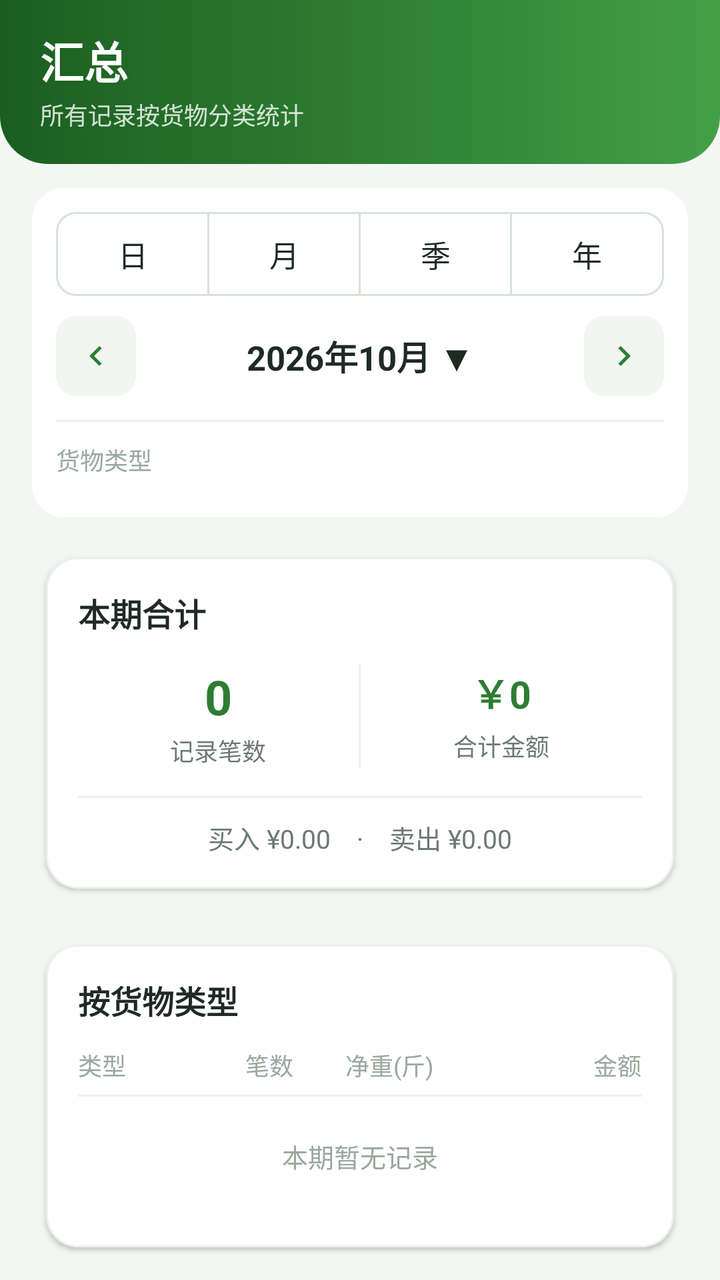
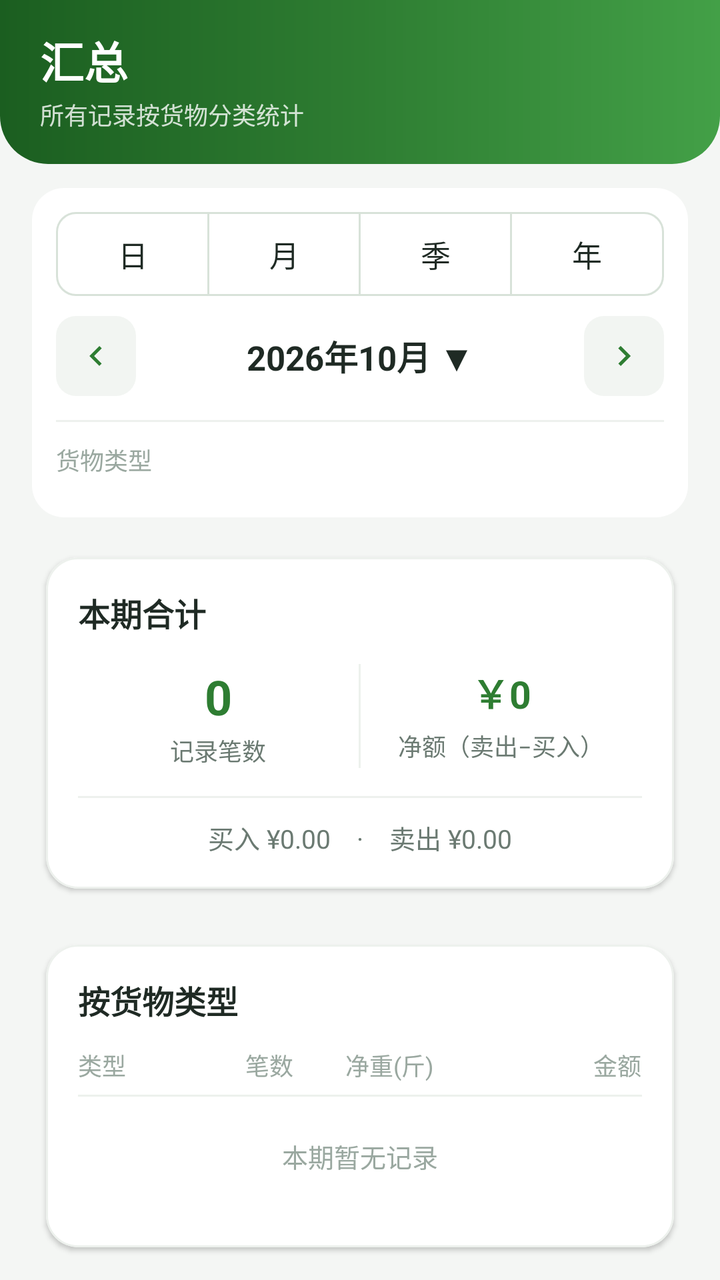

Screens rendered from an Android XML layout before and after an edit, with the pre-edit source and the edit as a unified diff.
<!-- AndroidManifest.xml: application theme Theme.FarmTrade -->
<!-- res/layout/fragment_chart.xml -->
<?xml version="1.0" encoding="utf-8"?>
<LinearLayout xmlns:android="http://schemas.android.com/apk/res/android"
    xmlns:app="http://schemas.android.com/apk/res-auto"
    android:layout_width="match_parent"
    android:layout_height="match_parent"
    android:orientation="vertical"
    android:background="@color/bg_page">

    
    <LinearLayout
        android:layout_width="match_parent"
        android:layout_height="wrap_content"
        android:background="@drawable/bg_header"
        android:paddingStart="20dp"
        android:paddingEnd="20dp"
        android:paddingTop="14dp"
        android:paddingBottom="16dp"
        android:orientation="horizontal"
        android:gravity="center_vertical">

        <LinearLayout
            android:layout_width="0dp"
            android:layout_height="wrap_content"
            android:layout_weight="1"
            android:orientation="vertical">

            <TextView
                android:layout_width="wrap_content"
                android:layout_height="wrap_content"
                android:text="汇总"
                android:textColor="@color/white"
                android:textSize="22sp"
                android:textStyle="bold" />

            <TextView
                android:layout_width="wrap_content"
                android:layout_height="wrap_content"
                android:text="所有记录按货物分类统计"
                android:textColor="#CCFFFFFF"
                android:textSize="12sp"
                android:layout_marginTop="2dp" />
        </LinearLayout>
    </LinearLayout>

    
    <LinearLayout
        android:layout_width="match_parent"
        android:layout_height="wrap_content"
        android:layout_marginStart="16dp"
        android:layout_marginEnd="16dp"
        android:layout_marginTop="12dp"
        android:orientation="vertical"
        android:background="@drawable/bg_card"
        android:padding="12dp">

        <com.google.android.material.button.MaterialButtonToggleGroup
            android:id="@+id/togglePeriod"
            android:layout_width="match_parent"
            android:layout_height="wrap_content"
            app:selectionRequired="true"
            app:singleSelection="true">
            <com.google.android.material.button.MaterialButton
                android:id="@+id/btnPeriodDay"
                style="@style/Widget.FarmTrade.Button.Toggle"
                android:layout_width="0dp"
                android:layout_height="42dp"
                android:layout_weight="1"
                android:text="日" />
            <com.google.android.material.button.MaterialButton
                android:id="@+id/btnPeriodMonth"
                style="@style/Widget.FarmTrade.Button.Toggle"
                android:layout_width="0dp"
                android:layout_height="42dp"
                android:layout_weight="1"
                android:text="月" />
            <com.google.android.material.button.MaterialButton
                android:id="@+id/btnPeriodQuarter"
                style="@style/Widget.FarmTrade.Button.Toggle"
                android:layout_width="0dp"
                android:layout_height="42dp"
                android:layout_weight="1"
                android:text="季" />
            <com.google.android.material.button.MaterialButton
                android:id="@+id/btnPeriodYear"
                style="@style/Widget.FarmTrade.Button.Toggle"
                android:layout_width="0dp"
                android:layout_height="42dp"
                android:layout_weight="1"
                android:text="年" />
        </com.google.android.material.button.MaterialButtonToggleGroup>

        <LinearLayout
            android:layout_width="match_parent"
            android:layout_height="wrap_content"
            android:orientation="horizontal"
            android:gravity="center_vertical"
            android:layout_marginTop="10dp">

            <ImageView
                android:id="@+id/btnPrev"
                android:layout_width="40dp"
                android:layout_height="40dp"
                android:padding="10dp"
                android:src="@drawable/ic_chevron_left"
                android:contentDescription="上一个"
                android:background="@drawable/bg_input"
                android:clickable="true"
                android:focusable="true"
                app:tint="@color/green_primary" />

            <TextView
                android:id="@+id/tvPeriodLabel"
                android:layout_width="0dp"
                android:layout_height="40dp"
                android:layout_weight="1"
                android:text="2026年10月 ▼"
                android:textColor="@color/text_primary"
                android:textSize="17sp"
                android:textStyle="bold"
                android:gravity="center"
                android:clickable="true"
                android:focusable="true"
                android:background="?attr/selectableItemBackground" />

            <ImageView
                android:id="@+id/btnNext"
                android:layout_width="40dp"
                android:layout_height="40dp"
                android:padding="10dp"
                android:src="@drawable/ic_chevron_right"
                android:contentDescription="下一个"
                android:background="@drawable/bg_input"
                android:clickable="true"
                android:focusable="true"
                app:tint="@color/green_primary" />
        </LinearLayout>

        
        <View
            android:layout_width="match_parent"
            android:layout_height="1dp"
            android:background="@color/divider"
            android:layout_marginTop="12dp"
            android:layout_marginBottom="10dp" />

        <TextView
            android:layout_width="wrap_content"
            android:layout_height="wrap_content"
            android:text="货物类型"
            android:textColor="@color/text_hint"
            android:textSize="12sp"
            android:layout_marginBottom="8dp" />

        <HorizontalScrollView
            android:layout_width="match_parent"
            android:layout_height="wrap_content"
            android:scrollbars="none">

            <com.google.android.material.chip.ChipGroup
                android:id="@+id/chipGroupTypeFilter"
                android:layout_width="wrap_content"
                android:layout_height="wrap_content"
                app:chipSpacingHorizontal="8dp"
                app:selectionRequired="true"
                app:singleSelection="true" />
        </HorizontalScrollView>
    </LinearLayout>

    <ScrollView
        android:layout_width="match_parent"
        android:layout_height="0dp"
        android:layout_weight="1"
        android:fillViewport="true"
        android:scrollbars="none">

        <LinearLayout
            android:layout_width="match_parent"
            android:layout_height="wrap_content"
            android:orientation="vertical"
            android:paddingStart="16dp"
            android:paddingEnd="16dp"
            android:paddingTop="12dp"
            android:paddingBottom="24dp">

            
            <com.google.android.material.card.MaterialCardView
                android:layout_width="match_parent"
                android:layout_height="wrap_content"
                android:layout_marginBottom="12dp"
                app:cardCornerRadius="@dimen/radius_m"
                app:cardElevation="1.5dp"
                app:strokeColor="@color/divider"
                app:strokeWidth="1dp">

                <LinearLayout
                    android:layout_width="match_parent"
                    android:layout_height="wrap_content"
                    android:orientation="vertical"
                    android:padding="16dp">

                    <TextView
                        android:layout_width="wrap_content"
                        android:layout_height="wrap_content"
                        android:text="本期合计"
                        android:textColor="@color/text_primary"
                        android:textSize="16sp"
                        android:textStyle="bold" />

                    <LinearLayout
                        android:layout_width="match_parent"
                        android:layout_height="wrap_content"
                        android:orientation="horizontal"
                        android:layout_marginTop="14dp"
                        android:weightSum="2">

                        <LinearLayout
                            android:layout_width="0dp"
                            android:layout_height="wrap_content"
                            android:layout_weight="1"
                            android:orientation="vertical"
                            android:gravity="center">

                            <TextView
                                android:id="@+id/tvStatCount"
                                android:layout_width="wrap_content"
                                android:layout_height="wrap_content"
                                android:text="0"
                                android:textColor="@color/green_primary"
                                android:textSize="24sp"
                                android:textStyle="bold" />

                            <TextView
                                android:layout_width="wrap_content"
                                android:layout_height="wrap_content"
                                android:text="记录笔数"
                                android:textColor="@color/text_secondary"
                                android:textSize="12sp"
                                android:layout_marginTop="2dp" />
                        </LinearLayout>

                        <View
                            android:layout_width="1dp"
                            android:layout_height="match_parent"
                            android:background="@color/divider" />

                        <LinearLayout
                            android:layout_width="0dp"
                            android:layout_height="wrap_content"
                            android:layout_weight="1"
                            android:orientation="vertical"
                            android:gravity="center">

                            <TextView
                                android:id="@+id/tvStatAmount"
                                android:layout_width="wrap_content"
                                android:layout_height="wrap_content"
                                android:text="￥0"
                                android:textColor="@color/green_primary"
                                android:textSize="19sp"
                                android:textStyle="bold"
                                android:maxLines="1" />

                            <TextView
                                android:layout_width="wrap_content"
                                android:layout_height="wrap_content"
                                android:text="合计金额"
                                android:textColor="@color/text_secondary"
                                android:textSize="12sp"
                                android:layout_marginTop="4dp" />
                        </LinearLayout>

                    </LinearLayout>

                    <View
                        android:layout_width="match_parent"
                        android:layout_height="1dp"
                        android:background="@color/divider"
                        android:layout_marginTop="14dp" />

                    <TextView
                        android:id="@+id/tvDirectionSplit"
                        android:layout_width="match_parent"
                        android:layout_height="wrap_content"
                        android:layout_marginTop="10dp"
                        android:text="买入 ¥0.00　·　卖出 ¥0.00"
                        android:textColor="@color/text_secondary"
                        android:textSize="13sp"
                        android:gravity="center" />
                </LinearLayout>
            </com.google.android.material.card.MaterialCardView>

            
            <com.google.android.material.card.MaterialCardView
                android:layout_width="match_parent"
                android:layout_height="wrap_content"
                android:layout_marginBottom="12dp"
                app:cardCornerRadius="@dimen/radius_m"
                app:cardElevation="1.5dp"
                app:strokeColor="@color/divider"
                app:strokeWidth="1dp">

                <LinearLayout
                    android:layout_width="match_parent"
                    android:layout_height="wrap_content"
                    android:orientation="vertical"
                    android:padding="16dp">

                    <TextView
                        android:layout_width="wrap_content"
                        android:layout_height="wrap_content"
                        android:text="按货物类型"
                        android:textColor="@color/text_primary"
                        android:textSize="16sp"
                        android:textStyle="bold" />

                    <LinearLayout
                        android:layout_width="match_parent"
                        android:layout_height="wrap_content"
                        android:orientation="horizontal"
                        android:layout_marginTop="12dp"
                        android:paddingBottom="6dp">

                        <TextView
                            android:layout_width="0dp"
                            android:layout_height="wrap_content"
                            android:layout_weight="1.0"
                            android:text="类型"
                            android:textColor="@color/text_hint"
                            android:textSize="12sp" />

                        <TextView
                            android:layout_width="0dp"
                            android:layout_height="wrap_content"
                            android:layout_weight="0.55"
                            android:text="笔数"
                            android:textColor="@color/text_hint"
                            android:textSize="12sp"
                            android:gravity="center" />

                        <TextView
                            android:layout_width="0dp"
                            android:layout_height="wrap_content"
                            android:layout_weight="1.05"
                            android:text="净重(斤)"
                            android:textColor="@color/text_hint"
                            android:textSize="12sp"
                            android:gravity="center" />

                        <TextView
                            android:layout_width="0dp"
                            android:layout_height="wrap_content"
                            android:layout_weight="1.15"
                            android:text="金额"
                            android:textColor="@color/text_hint"
                            android:textSize="12sp"
                            android:gravity="end" />
                    </LinearLayout>

                    <View
                        android:layout_width="match_parent"
                        android:layout_height="1dp"
                        android:background="@color/divider" />

                    <LinearLayout
                        android:id="@+id/llTypeRows"
                        android:layout_width="match_parent"
                        android:layout_height="wrap_content"
                        android:orientation="vertical" />

                    <TextView
                        android:id="@+id/tvTypeEmpty"
                        android:layout_width="match_parent"
                        android:layout_height="wrap_content"
                        android:text="本期暂无记录"
                        android:textColor="@color/text_hint"
                        android:textSize="13sp"
                        android:gravity="center"
                        android:paddingTop="20dp"
                        android:paddingBottom="20dp" />
                </LinearLayout>
            </com.google.android.material.card.MaterialCardView>

            
            <com.google.android.material.card.MaterialCardView
                android:layout_width="match_parent"
                android:layout_height="wrap_content"
                app:cardCornerRadius="@dimen/radius_m"
                app:cardElevation="1.5dp"
                app:strokeColor="@color/divider"
                app:strokeWidth="1dp">

                <LinearLayout
                    android:layout_width="match_parent"
                    android:layout_height="wrap_content"
                    android:orientation="vertical"
                    android:padding="16dp">

                    <TextView
                        android:layout_width="wrap_content"
                        android:layout_height="wrap_content"
                        android:text="按时间明细"
                        android:textColor="@color/text_primary"
                        android:textSize="16sp"
                        android:textStyle="bold" />

                    <LinearLayout
                        android:layout_width="match_parent"
                        android:layout_height="wrap_content"
                        android:orientation="horizontal"
                        android:layout_marginTop="12dp"
                        android:paddingBottom="6dp">

                        <TextView
                            android:layout_width="0dp"
                            android:layout_height="wrap_content"
                            android:layout_weight="1.3"
                            android:text="时间"
                            android:textColor="@color/text_hint"
                            android:textSize="12sp" />

                        <TextView
                            android:layout_width="0dp"
                            android:layout_height="wrap_content"
                            android:layout_weight="0.7"
                            android:text="笔数"
                            android:textColor="@color/text_hint"
                            android:textSize="12sp"
                            android:gravity="center" />

                        <TextView
                            android:layout_width="0dp"
                            android:layout_height="wrap_content"
                            android:layout_weight="1.2"
                            android:text="金额"
                            android:textColor="@color/text_hint"
                            android:textSize="12sp"
                            android:gravity="end" />
                    </LinearLayout>

                    <View
                        android:layout_width="match_parent"
                        android:layout_height="1dp"
                        android:background="@color/divider" />

                    <LinearLayout
                        android:id="@+id/llPeriodRows"
                        android:layout_width="match_parent"
                        android:layout_height="wrap_content"
                        android:orientation="vertical" />

                    <TextView
                        android:id="@+id/tvPeriodEmpty"
                        android:layout_width="match_parent"
                        android:layout_height="wrap_content"
                        android:text="本期暂无记录"
                        android:textColor="@color/text_hint"
                        android:textSize="13sp"
                        android:gravity="center"
                        android:paddingTop="20dp"
                        android:paddingBottom="20dp" />
                </LinearLayout>
            </com.google.android.material.card.MaterialCardView>
        </LinearLayout>
    </ScrollView>
</LinearLayout>
<!-- resources referenced by this layout -->
<resources>
  <color name="bg_page">#F4F6F4</color>
  <color name="divider">#EDF1ED</color>
  <color name="green_primary">#2E7D32</color>
  <color name="text_hint">#9AA8A0</color>
  <color name="text_primary">#1F2A24</color>
  <color name="text_secondary">#6B7A72</color>
  <color name="white">#FFFFFF</color>
  <dimen name="radius_m">16dp</dimen>
  <!-- drawable bg_card (drawable) -->
  <?xml version="1.0" encoding="utf-8"?>
  <shape xmlns:android="http://schemas.android.com/apk/res/android" android:shape="rectangle">
      <solid android:color="@color/surface" />
      <corners android:radius="@dimen/radius_m" />
  </shape>
  <!-- drawable bg_input (drawable) -->
  <?xml version="1.0" encoding="utf-8"?>
  <shape xmlns:android="http://schemas.android.com/apk/res/android" android:shape="rectangle">
      <solid android:color="@color/input_fill" />
      <corners android:radius="@dimen/radius_s" />
  </shape>
  <color name="surface">#FFFFFF</color>
  <color name="green_primary_dark">#1B5E20</color>
  <color name="green_primary_light">#43A047</color>
  <dimen name="radius_l">24dp</dimen>
  <color name="input_fill">#F2F5F2</color>
  <dimen name="radius_s">10dp</dimen>
  <color name="chip_stroke">#D8E2D9</color>
  <color name="orange_primary">#EF6C00</color>
  <color name="danger">#D32F2F</color>
  <style name="Widget.FarmTrade.Fab" parent="Widget.MaterialComponents.FloatingActionButton">
          <item name="backgroundTint">@color/green_primary</item>
          <item name="tint">@color/white</item>
          <item name="elevation">6dp</item>
          <item name="fabCustomSize">60dp</item>
          <item name="shapeAppearanceOverlay">@style/ShapeAppearanceOverlay.FarmTrade.Fab</item>
      </style>
  <style name="ThemeOverlay.FarmTrade.BottomSheetDialog" parent="ThemeOverlay.MaterialComponents.BottomSheetDialog">
          <item name="bottomSheetStyle">@style/Widget.FarmTrade.BottomSheet</item>
          <item name="android:windowIsFloating">false</item>
          <item name="android:statusBarColor">@android:color/transparent</item>
      </style>
  <style name="ThemeOverlay.FarmTrade.Dialog" parent="ThemeOverlay.MaterialComponents.MaterialAlertDialog">
          <item name="shapeAppearanceOverlay">@style/ShapeAppearanceOverlay.FarmTrade.Dialog</item>
      </style>
  <color name="border">#E4EAE5</color>
  <dimen name="radius_pill">999dp</dimen>
  <style name="Text.BottomNav.Active" parent="TextAppearance.AppCompat">
          <item name="android:textSize">11sp</item>
          <item name="android:textStyle">bold</item>
          <item name="android:textColor">@color/green_primary</item>
      </style>
  <style name="Text.BottomNav" parent="TextAppearance.AppCompat">
          <item name="android:textSize">11sp</item>
          <item name="android:textColor">@color/text_hint</item>
      </style>
  <style name="ShapeAppearanceOverlay.FarmTrade.Fab" parent="">
          <item name="cornerFamily">rounded</item>
          <item name="cornerSize">18dp</item>
      </style>
  <style name="Widget.FarmTrade.BottomSheet" parent="Widget.MaterialComponents.BottomSheet.Modal">
          <item name="android:background">@drawable/bg_bottom_sheet</item>
      </style>
  <style name="ShapeAppearanceOverlay.FarmTrade.Dialog" parent="">
          <item name="cornerFamily">rounded</item>
          <item name="cornerSize">24dp</item>
      </style>
  <!-- drawable bg_bottom_sheet (drawable) -->
  <?xml version="1.0" encoding="utf-8"?>
  <shape xmlns:android="http://schemas.android.com/apk/res/android" android:shape="rectangle">
      <solid android:color="@color/surface" />
      <corners
          android:topLeftRadius="@dimen/radius_l"
          android:topRightRadius="@dimen/radius_l" />
  </shape>
  <!-- unchanged entries left out for length: 12 -->
</resources>

<!-- the commit's change to res/layout/fragment_chart.xml (unified diff, before → after) -->
@@ -263,7 +263,7 @@
                             <TextView
                                 android:layout_width="wrap_content"
                                 android:layout_height="wrap_content"
-                                android:text="合计金额"
+                                android:text="净额（卖出−买入）"
                                 android:textColor="@color/text_secondary"
                                 android:textSize="12sp"
                                 android:layout_marginTop="4dp" />
